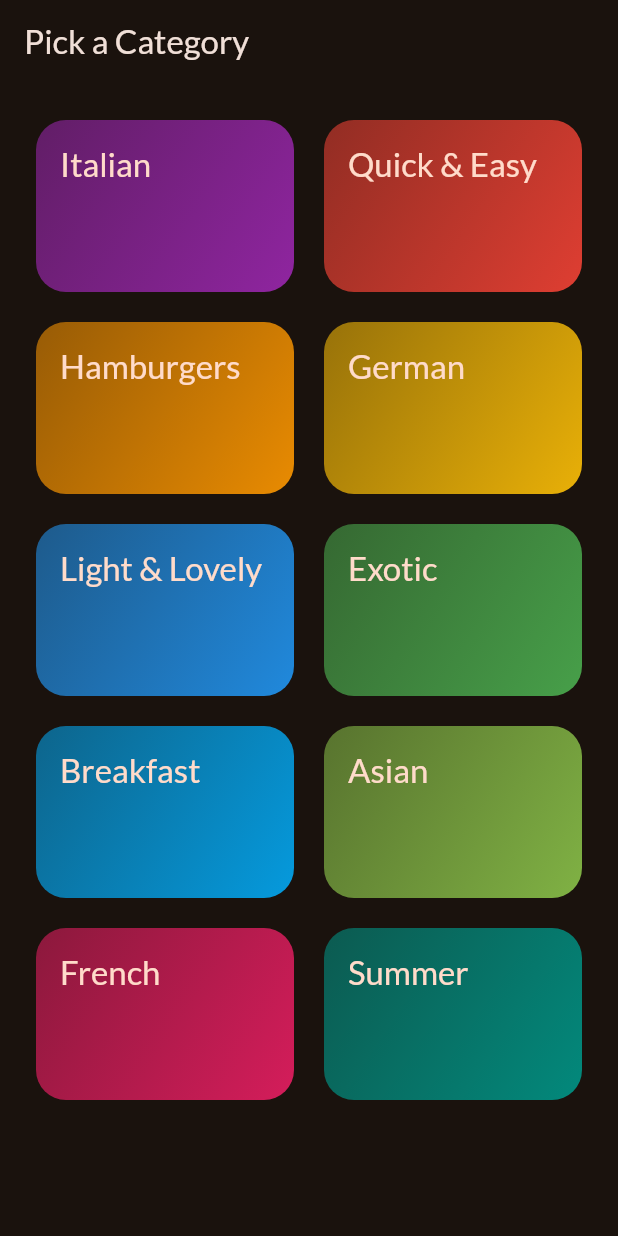
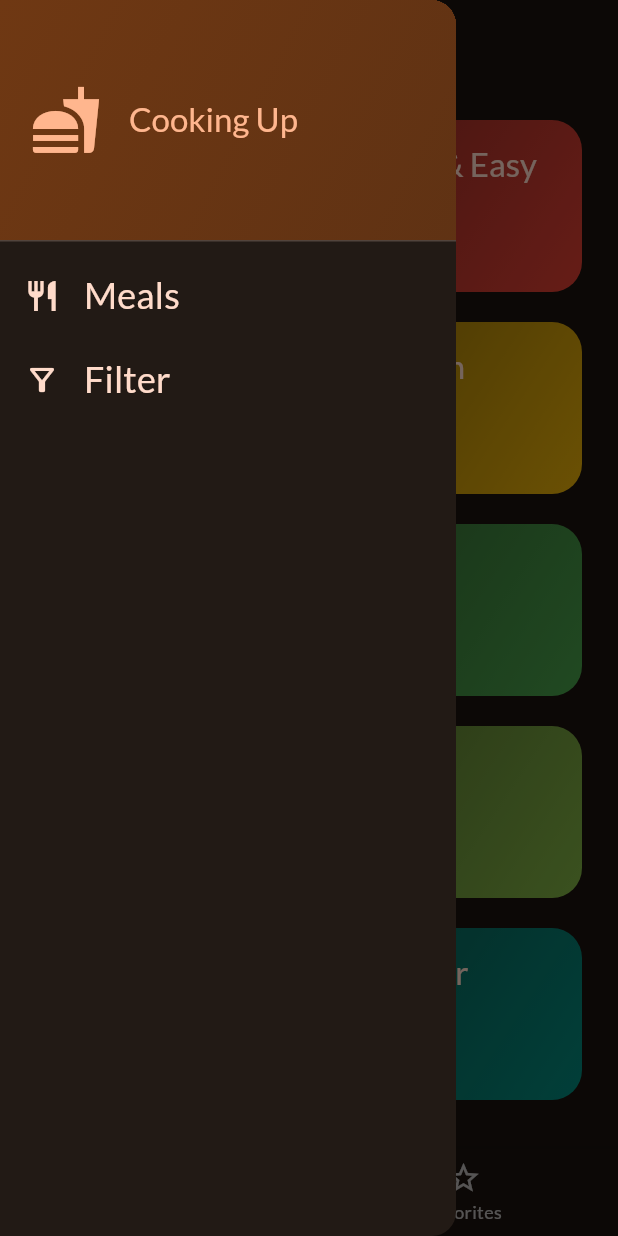
Before and after one commit to krushnadiwate2417/Flutter_Projects, a Flutter app: the screen it shows after launch, with the side drawer open (before the commit the screen has no drawer), on a phone screen of 412 x 824 dp. Run offline on Flutter 3.47's test engine with Material 3 defaults, Android fonts, the phone set to English and light mode, and no system bars; our stand-ins replace google_fonts, transparent_image.

Commit message:
Drawer and Bottom Navigator

```diff
--- a/meals_app/lib/main.dart
+++ b/meals_app/lib/main.dart
@@ -2,6 +2,7 @@ import 'package:flutter/material.dart';
 
 import 'package:google_fonts/google_fonts.dart';
 import 'package:meals_app/screens/categories.dart';
+import 'package:meals_app/screens/tabs.dart';
 
 
 final theme = ThemeData(
@@ -24,7 +25,7 @@ class App extends StatelessWidget {
   Widget build(BuildContext context) {
     return MaterialApp(
       theme: theme,
-      home: const CategoriesScreen(),
+      home: const TabsScreen(),
       debugShowCheckedModeBanner: false,
     );
   }
--- a/meals_app/lib/screens/categories.dart
+++ b/meals_app/lib/screens/categories.dart
@@ -2,11 +2,13 @@
 import 'package:flutter/material.dart';
 import 'package:meals_app/data/dummy_data.dart';
 import 'package:meals_app/models/categoryModel.dart';
+import 'package:meals_app/models/mealsModel.dart';
 import 'package:meals_app/screens/meals.dart';
 import 'package:meals_app/widgets/category_grid.dart';
 
 class CategoriesScreen extends StatelessWidget{
-  const CategoriesScreen({super.key});
+  const CategoriesScreen({super.key,required this.onFavouriteMeal});
+  final void Function(MealsModel meal) onFavouriteMeal;
 
   void _selectCategory(BuildContext context, CategoryModel category){
 
@@ -16,18 +18,14 @@ class CategoriesScreen extends StatelessWidget{
 
     Navigator.of(context).push(
       MaterialPageRoute(
-        builder: (ctx)=>MealsScreen(title: category.title, meals: filteredList)
+        builder: (ctx)=>MealsScreen(title: category.title, meals: filteredList,onFavouriteMeal: onFavouriteMeal,)
       )
     );
   }
 
   @override
   Widget build(BuildContext context){
-    return Scaffold(
-      appBar: AppBar(
-        title: const Text("Pick a Category"),
-      ),
-      body: GridView(
+    return GridView(
         padding:const EdgeInsets.all(24),
         gridDelegate: const SliverGridDelegateWithFixedCrossAxisCount(
           crossAxisCount: 2,
@@ -39,7 +37,6 @@ class CategoriesScreen extends StatelessWidget{
           for (final category in availableCategories)
             CategoryGrid(category: category,selectedCat: _selectCategory,)
         ],
-        ),
-    );
+        );
   }
 }
--- /dev/null
+++ b/meals_app/lib/screens/tabs.dart
@@ -0,0 +1,73 @@
+
+
+import 'package:flutter/material.dart';
+import 'package:meals_app/models/mealsModel.dart';
+import 'package:meals_app/screens/categories.dart';
+import 'package:meals_app/screens/meals.dart';
+import 'package:meals_app/widgets/drawer.dart';
+
+class TabsScreen extends StatefulWidget{
+  const TabsScreen({super.key});
+
+  @override
+  State<TabsScreen> createState(){
+    return _TabsScreenState();
+  }
+}
+
+class _TabsScreenState extends State<TabsScreen>{
+
+  int _selectedIndex = 0;
+  void _setScreen(int index){
+    setState(() {
+      _selectedIndex = index;
+    });
+  }
+
+  void _showMsg(String msg){
+    ScaffoldMessenger.of(context).clearSnackBars();
+    ScaffoldMessenger.of(context).showSnackBar(SnackBar(duration: Durations.long4,content: Text(msg)));
+  }
+
+  final List<MealsModel> favouritesList = [];
+  void _toggleMealFavorites(MealsModel meal){
+
+    setState(() {
+        final isExisting = favouritesList.contains(meal);
+    if(isExisting){
+      favouritesList.remove(meal);
+      _showMsg("Removed from Favourites");
+    }else{
+      favouritesList.add(meal);
+      _showMsg("Added to Favourites");
+    }
+    });
+  }
+
+  @override
+  Widget build(BuildContext context){
+    Widget activeScreen = CategoriesScreen(onFavouriteMeal: _toggleMealFavorites,);
+      String activeScreenTitle = "Categories";
+      if(_selectedIndex == 1){
+        activeScreen = MealsScreen( meals: favouritesList,onFavouriteMeal: _toggleMealFavorites,);
+        activeScreenTitle = "Your Favorites";
+      }
+
+    return Scaffold(
+      appBar:AppBar(
+        title: Text(activeScreenTitle),
+      ),
+      drawer: DrawerMain(),
+      body: activeScreen,
+      bottomNavigationBar: BottomNavigationBar(
+        currentIndex: _selectedIndex,
+        onTap: (index){
+          _setScreen(index);
+        },
+        items:const [
+          BottomNavigationBarItem(icon: Icon(Icons.category_outlined),label: 'Categories'),
+          BottomNavigationBarItem(icon: Icon(Icons.star_border_outlined),label: 'Favorites'),
+      ]),
+    );
+  }
+}
--- /dev/null
+++ b/meals_app/lib/widgets/drawer.dart
@@ -0,0 +1,55 @@
+
+
+import 'package:flutter/material.dart';
+
+class DrawerMain extends StatelessWidget{
+  const DrawerMain({super.key});
+
+  @override
+  Widget build(BuildContext context) {
+    return Drawer(
+      child: Column(
+        children: [
+          DrawerHeader(
+            padding: EdgeInsets.all(20),
+            decoration: BoxDecoration(
+              gradient: LinearGradient(
+                colors: [Theme.of(context).colorScheme.primaryContainer,
+                        Theme.of(context).colorScheme.primaryContainer.withValues(alpha: 0.8)
+                ],
+                begin: Alignment.topLeft,
+                end: Alignment.bottomRight,
+              )
+            ),
+          child: Row(children: [
+              Icon(Icons.fastfood,size: 48,color: Theme.of(context).colorScheme.primary,),
+              SizedBox(width: 18),
+              Text("Cooking Up", style: Theme.of(context).textTheme.titleLarge!.copyWith(
+                color:  Theme.of(context).colorScheme.primary
+              ),)
+            ],
+          )),
+          ListTile(
+            onTap: (){},
+            leading: Icon(Icons.restaurant,size: 24,color: Theme.of(context).colorScheme.onPrimaryContainer,),
+            title: Text("Meals",style: Theme.of(context).textTheme.titleSmall!.copyWith(
+                color:  Theme.of(context).colorScheme.onPrimaryContainer,
+                fontSize: 24
+              ),),
+          ),
+          ListTile(
+            onTap: (){},
+            leading: Icon(Icons.filter_alt_outlined,size: 24,color: Theme.of(context).colorScheme.onPrimaryContainer,),
+            title: Text("Filter",style: Theme.of(context).textTheme.titleSmall!.copyWith(
+                color:  Theme.of(context).colorScheme.onPrimaryContainer,
+                fontSize: 24
+              ),),
+          ),
+
+        ],
+
+      ),
+    );
+  }
+
+}
```
Also changed, not shown: meals_app/lib/screens/meals.dart (+9 -4 lines), meals_app/lib/screens/mealsInfo.dart (+17 -2 lines), meals_app/lib/widgets/details_meals.dart (added, +26 -0 lines).
